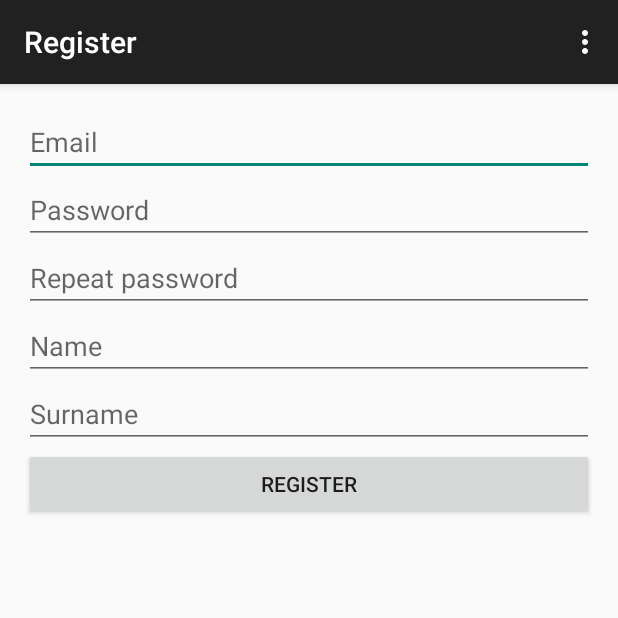
After one commit to potray/Pacts, an Android app: the RegisterActivity screen opened directly, with no data from a screen before it, on a phone screen of 412 x 824 dp, the top half of it. The commit adds this screen. Run offline under Robolectric (Android 15) with nearby library versions, the phone set to English and light mode, and no system bars; libraries missing offline, so code that uses them is left out: backend.pacts.potrayarrick, com.google.api.client.

Commit message:
- Added a Register activity. - Added registration backend.

```diff
--- a/Backend/src/main/java/es/potrayarrick/pacts/backend/apis/Login.java
+++ b/Backend/src/main/java/es/potrayarrick/pacts/backend/apis/Login.java
@@ -38,7 +38,7 @@ public class Login {
         User user = ofy().load().type(User.class).id(email).now();
         if (user != null) {
             //User exists, check password.
-            if (user.getPassword() == Encryption.sha256Encrypt(password)) {
+            if (user.getPassword().equals(Encryption.sha256Encrypt(password))) {
                 return user;
             } else {
                 //Incorrect password.
--- a/Backend/src/main/webapp/WEB-INF/web.xml
+++ b/Backend/src/main/webapp/WEB-INF/web.xml
@@ -5,7 +5,10 @@
         <servlet-class>com.google.api.server.spi.SystemServiceServlet</servlet-class>
         <init-param>
             <param-name>services</param-name>
-            <param-value>es.potrayarrick.pacts.backend.apis.Login</param-value>
+            <param-value>
+                es.potrayarrick.pacts.backend.apis.Login,
+                es.potrayarrick.pacts.backend.apis.Register
+            </param-value>
         </init-param>
     </servlet>
     <servlet-mapping>
--- /dev/null
+++ b/app/src/main/java/es/potrayarrick/pacts/RegisterActivity.java
@@ -0,0 +1,248 @@
+package es.potrayarrick.pacts;
+
+import android.os.AsyncTask;
+import android.support.v7.app.AppCompatActivity;
+import android.os.Bundle;
+import android.util.Log;
+import android.view.Menu;
+import android.view.MenuItem;
+import android.view.View;
+import android.widget.Button;
+import android.widget.EditText;
+
+import com.google.api.client.extensions.android.http.AndroidHttp;
+import com.google.api.client.extensions.android.json.AndroidJsonFactory;
+import com.google.api.client.googleapis.services.AbstractGoogleClientRequest;
+import com.google.api.client.googleapis.services.GoogleClientRequestInitializer;
+
+import java.io.IOException;
+import java.util.ArrayList;
+
+import backend.pacts.potrayarrick.es.register.Register;
+import backend.pacts.potrayarrick.es.register.model.Message;
+
+/**
+ * An activity for register a new user.
+ */
+public class RegisterActivity extends AppCompatActivity {
+
+    //UI references
+    /**
+     * The email input.
+     */
+    private EditText mEmailView;
+    /**
+     * The password input.
+     */
+    private EditText mPasswordView;
+    /**
+     * The repeat password input.
+     */
+    private EditText mRepeatPasswordView;
+    /**
+     * The name input.
+     */
+    private EditText mNameView;
+    /**
+     * The surname input.
+     */
+    private EditText mSurnameView;
+
+    /**
+     * An ArrayList containing all form fields for doing loops.
+     */
+    private ArrayList<EditText> mFormFields;
+
+    /**
+     * The register service.
+     */
+    private static Register registrationService = null;
+
+    /**
+     * The asynchronous registration task.
+     */
+    private UserRegistrationTask mUserRegistrationTask;
+
+    @Override
+    protected final void onCreate(final Bundle savedInstanceState) {
+        super.onCreate(savedInstanceState);
+        setContentView(R.layout.activity_register);
+
+        //Get UI references
+        mEmailView = (EditText) findViewById(R.id.email_register_form);
+        mPasswordView = (EditText) findViewById(R.id.password_register_form);
+        mRepeatPasswordView = (EditText) findViewById(R.id.repeat_password_register_form);
+        mNameView = (EditText) findViewById(R.id.name_register_form);
+        mSurnameView = (EditText) findViewById(R.id.surname_register_form);
+
+        //Populate mFormFields
+        mFormFields = new ArrayList<>();
+        mFormFields.add(mEmailView);
+        mFormFields.add(mPasswordView);
+        mFormFields.add(mRepeatPasswordView);
+        mFormFields.add(mNameView);
+        mFormFields.add(mSurnameView);
+
+        //Button action listener
+        Button mRegisterButton = (Button) findViewById(R.id.register_button);
+        mRegisterButton.setOnClickListener(new View.OnClickListener() {
+            @Override
+            public void onClick(final View v) {
+                //Get values
+                String email = mEmailView.getText().toString();
+                String password = mPasswordView.getText().toString();
+                String repeatPassword = mRepeatPasswordView.getText().toString();
+                String name = mNameView.getText().toString();
+                String surname = mSurnameView.getText().toString();
+
+                boolean register = true;
+                View focusView = null;
+
+                //Check empty fields.
+                for (EditText field : mFormFields) {
+                    if (field.getText().toString().isEmpty() && register) {
+                        register = false;
+                        field.setError(getString(R.string.error_field_required));
+                        focusView = field;
+                    }
+                }
+
+                //Check email is valid.
+                if (!Utils.isEmailValid(email) && register) {
+                    register = false;
+                    mEmailView.setError(getString(R.string.error_invalid_email));
+                    focusView = mEmailView;
+                }
+
+                //Check if password is valid.
+                if (!Utils.isPasswordValid(password) && register) {
+                    register = false;
+                    mPasswordView.setError(getString(R.string.error_invalid_password));
+                    focusView = mPasswordView;
+                }
+
+                //Check if passwords match.
+                if (!password.equals(repeatPassword) && register) {
+                    register = false;
+                    mRepeatPasswordView.setError(getString(R.string.passwords_match_error));
+                    focusView = mRepeatPasswordView;
+                }
+
+                //If everything went right register.
+                if (register) {
+                    mUserRegistrationTask = new UserRegistrationTask(email, password, name, surname);
+                    mUserRegistrationTask.execute();
+                } else {
+                    focusView.requestFocus();
+                }
+
+            }
+        });
+    }
+
+    @Override
+    public final boolean onCreateOptionsMenu(final Menu menu) {
+        // Inflate the menu; this adds items to the action bar if it is present.
+        getMenuInflater().inflate(R.menu.menu_register, menu);
+        return true;
+    }
+
+    @Override
+    public final boolean onOptionsItemSelected(final MenuItem item) {
+        // Handle action bar item clicks here. The action bar will
+        // automatically handle clicks on the Home/Up button, so long
+        // as you specify a parent activity in AndroidManifest.xml.
+        int id = item.getItemId();
+
+        //noinspection SimplifiableIfStatement
+        if (id == R.id.action_settings) {
+            return true;
+        }
+
+        return super.onOptionsItemSelected(item);
+    }
+
+    /**
+     * An asynchronous task for sending registration info to the backend.
+     */
+    private class UserRegistrationTask extends AsyncTask<Void, Void, Boolean> {
+        /**
+         * The email of the new user.
+         */
+        private String email;
+        /**
+         * The password of the new user.
+         */
+        private String password;
+        /**
+         * The name of the new user.
+         */
+        private String name;
+        /**
+         * The surname of the new user.
+         */
+        private String surname;
+
+        /**
+         * Default constructor.
+         * @param email new user email.
+         * @param password new user password.
+         * @param name new user name.
+         * @param surname new user surname.
+         */
+        UserRegistrationTask(final String email, final String password, final String name, final String surname) {
+            this.email = email;
+            this.password = password;
+            this.name = name;
+            this.surname = surname;
+        }
+
+        @Override
+        protected Boolean doInBackground(final Void... params) {
+            if (registrationService == null) {  // Only do this once
+                Register.Builder builder;
+                if (Utils.LOCAL_TESTING) {
+                    builder = new Register.Builder(AndroidHttp.newCompatibleTransport(),
+                            new AndroidJsonFactory(), null)
+                            // - 10.0.2.2 is localhost's IP address in Android emulator
+                            .setRootUrl("http://10.0.2.2:8080/_ah/api/")
+                            .setGoogleClientRequestInitializer(new GoogleClientRequestInitializer() {
+                                @Override
+                                public void initialize(final AbstractGoogleClientRequest<?> abstractGoogleClientRequest) throws IOException {
+                                    abstractGoogleClientRequest.setDisableGZipContent(true);
+                                }
+                            });
+                } else {
+                    builder = new Register.Builder(AndroidHttp.newCompatibleTransport(),
+                            new AndroidJsonFactory(), null).setRootUrl("https://pacts-1027.appspot.com/_ah/api/");
+                }
+
+                registrationService = builder.build();
+            }
+
+            try {
+                //Try to register the user.
+                Message message = registrationService.userRegistration(email, password, name, surname).execute();
+                //TODO check if this actually works...
+                return message.getSuccess();
+            } catch (IOException e) {
+                Log.d("endpoint", e.getMessage());
+                e.printStackTrace();
+            }
+            return true;
+        }
+        @Override
+        protected final void onPostExecute(final Boolean success) {
+            mUserRegistrationTask = null;
+
+            if (success) {
+                Log.d("post execute", "onPostExecute " + success.toString());
+                finish();
+                //TODO add a new intent.
+            } else {
+                mEmailView.setError(getString(R.string.email_exists_error));
+                mEmailView.requestFocus();
+            }
+        }
+    }
+}
--- /dev/null
+++ b/app/src/main/res/layout/activity_register.xml
@@ -0,0 +1,66 @@
+<RelativeLayout xmlns:android="http://schemas.android.com/apk/res/android"
+    xmlns:tools="http://schemas.android.com/tools" android:layout_width="match_parent"
+    android:layout_height="match_parent" android:paddingLeft="@dimen/activity_horizontal_margin"
+    android:paddingRight="@dimen/activity_horizontal_margin"
+    android:paddingTop="@dimen/activity_vertical_margin"
+    android:paddingBottom="@dimen/activity_vertical_margin"
+    tools:context="es.potrayarrick.pacts.RegisterActivity">
+
+    <EditText
+        android:layout_width="fill_parent"
+        android:layout_height="wrap_content"
+        android:inputType="textEmailAddress"
+        android:hint="@string/email"
+        android:ems="10"
+        android:id="@+id/email_register_form"
+        android:layout_alignParentTop="true"
+        android:layout_centerHorizontal="true" />
+
+    <EditText
+        android:layout_width="fill_parent"
+        android:layout_height="wrap_content"
+        android:inputType="textPassword"
+        android:hint="@string/password"
+        android:ems="10"
+        android:id="@+id/password_register_form"
+        android:layout_below="@+id/email_register_form"
+        android:layout_centerHorizontal="true" />
+
+    <EditText
+        android:layout_width="fill_parent"
+        android:layout_height="wrap_content"
+        android:inputType="textPersonName"
+        android:hint="@string/name"
+        android:ems="10"
+        android:id="@+id/name_register_form"
+        android:layout_below="@+id/repeat_password_register_form"
+        android:layout_alignParentLeft="true"
+        android:layout_alignParentStart="true" />
+
+    <EditText
+        android:layout_width="fill_parent"
+        android:layout_height="wrap_content"
+        android:hint="@string/surname"
+        android:id="@+id/surname_register_form"
+        android:layout_below="@+id/name_register_form"
+        android:layout_centerHorizontal="true" />
+
+    <EditText
+        android:layout_width="fill_parent"
+        android:layout_height="wrap_content"
+        android:inputType="textPassword"
+        android:hint="@string/repeat_password"
+        android:ems="10"
+        android:id="@+id/repeat_password_register_form"
+        android:layout_below="@+id/password_register_form"
+        android:layout_alignParentLeft="true"
+        android:layout_alignParentStart="true" />
+
+    <Button
+        android:layout_width="fill_parent"
+        android:layout_height="wrap_content"
+        android:text="@string/action_register"
+        android:id="@+id/register_button"
+        android:layout_below="@+id/surname_register_form"
+        android:layout_centerHorizontal="true" />
+</RelativeLayout>
--- /dev/null
+++ b/app/src/main/res/menu/menu_register.xml
@@ -0,0 +1,7 @@
+<menu xmlns:android="http://schemas.android.com/apk/res/android"
+    xmlns:app="http://schemas.android.com/apk/res-auto"
+    xmlns:tools="http://schemas.android.com/tools"
+    tools:context="es.potrayarrick.pacts.RegisterActivity">
+    <item android:id="@+id/action_settings" android:title="@string/action_settings"
+        android:orderInCategory="100" app:showAsAction="never" />
+</menu>
--- /dev/null
+++ b/app/src/main/res/values-w820dp/dimens.xml
@@ -0,0 +1,6 @@
+<resources>
+    <!-- Example customization of dimensions originally defined in res/values/dimens.xml
+         (such as screen margins) for screens with more than 820dp of available width. This
+         would include 7" and 10" devices in landscape (~960dp and ~1280dp respectively). -->
+    <dimen name="activity_horizontal_margin">64dp</dimen>
+</resources>
--- a/app/src/main/res/values/strings.xml
+++ b/app/src/main/res/values/strings.xml
@@ -1,3 +1,13 @@
 <resources>
     <string name="app_name">Pacts</string>
+    <string name="title_activity_register">Register</string>
+
+
+    <!-- Commonly used strings -->
+    <string name="email">Email</string>
+    <string name="password">Password</string>
+    <string name="name">Name</string>
+    <string name="surname">Surname</string>
+    <string name="hello_world">Hello world!</string>
+    <string name="action_settings">Settings</string>
 </resources>
--- a/app/src/main/res/values/strings_activity_login.xml
+++ b/app/src/main/res/values/strings_activity_login.xml
@@ -1,10 +1,8 @@
 <resources>
 
     <!-- Strings related to login -->
-    <string name="prompt_email">Email</string>
-    <string name="prompt_password">Password (optional)</string>
-    <string name="action_sign_in">Sign in or register</string>
-    <string name="action_sign_in_short">Sign in</string>
+    <string name="action_sign_in">Sign in</string>
+    <string name="action_register">Register</string>
 
     <string name="error_invalid_email">This email address is invalid</string>
     <string name="error_invalid_password">This password is too short</string>
--- /dev/null
+++ b/app/src/main/res/values/strings_activity_register.xml
@@ -0,0 +1,6 @@
+<?xml version="1.0" encoding="utf-8"?>
+<resources>
+    <string name="repeat_password">Repeat password</string>
+    <string name="email_exists_error">Email already exists</string>
+    <string name="passwords_match_error">Passwords don\'t match</string>
+</resources>
```
Also changed, not shown: Backend/src/main/java/es/potrayarrick/pacts/backend/OfyService.java (+23 -1 lines), Backend/src/main/java/es/potrayarrick/pacts/backend/Utils/Message.java (+21 -0 lines), Backend/src/main/java/es/potrayarrick/pacts/backend/apis/Register.java (+11 -3 lines), app/src/main/AndroidManifest.xml (+7 -3 lines), app/src/main/java/es/potrayarrick/pacts/LoginActivity.java (+16 -32 lines), app/src/main/java/es/potrayarrick/pacts/Utils.java (added, +42 -0 lines), app/src/main/res/layout/activity_login.xml (+9 -3 lines), 40 other files.
